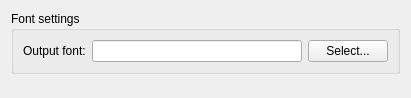
First picture: the form in prefsapp.ui, repository domoritz/drummy, before the edit.
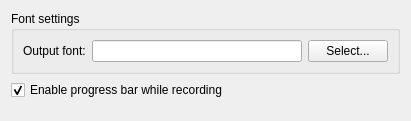
Second picture: the form after the edit.

What changed in the file:
```diff
--- a/prefsapp.ui
+++ b/prefsapp.ui
@@ -7,7 +7,7 @@
     <x>0</x>
     <y>0</y>
     <width>411</width>
-    <height>98</height>
+    <height>121</height>
    </rect>
   </property>
   <property name="sizePolicy">
@@ -59,6 +59,16 @@
      </layout>
     </widget>
    </item>
+   <item>
+    <widget class="QCheckBox" name="progressCheckBox">
+     <property name="text">
+      <string>Enable progress bar while recording</string>
+     </property>
+     <property name="checked">
+      <bool>true</bool>
+     </property>
+    </widget>
+   </item>
    <item>
     <spacer name="verticalSpacer">
      <property name="orientation">
```
Left out of the diff: 10 changed lines with no effect on the pictures.
